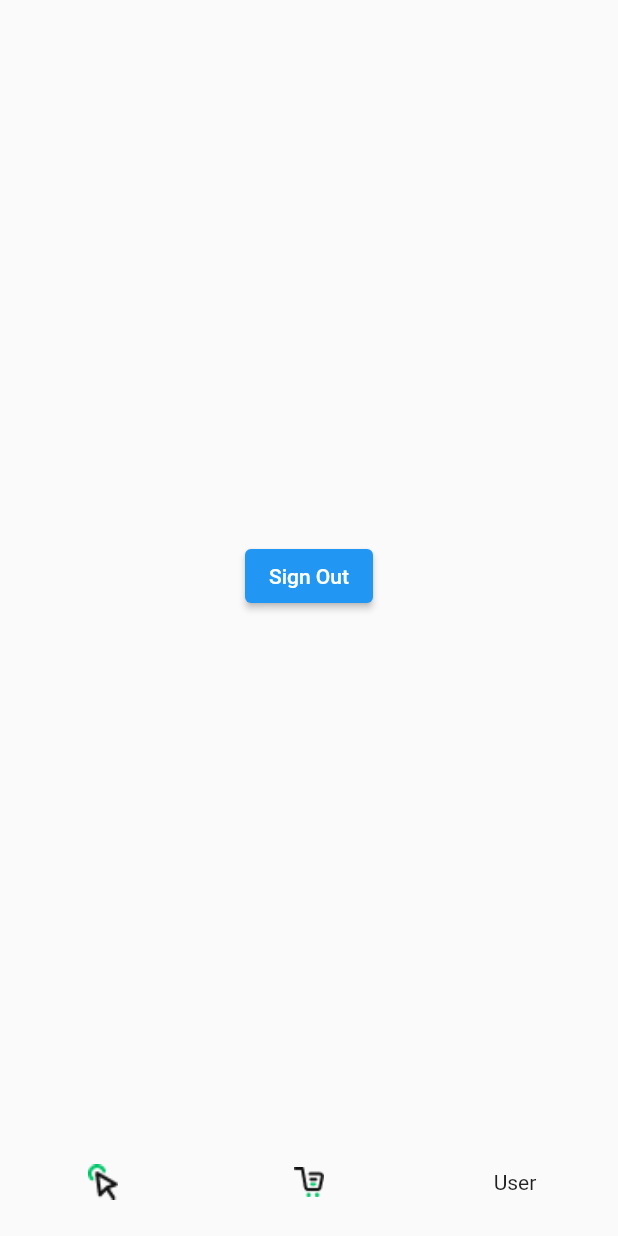
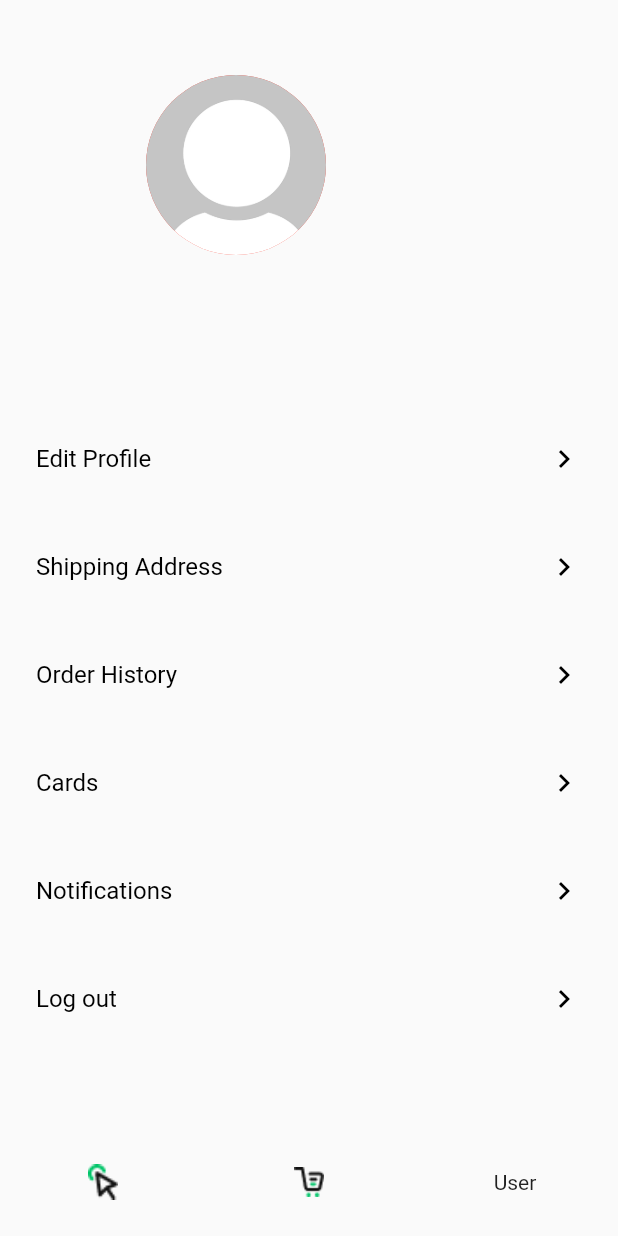
Before and after one commit to ahmadelbaz/BazStore, a Flutter app: the screen it shows once a user with an empty profile is signed in, item 3 of the bottom bar chosen, on a phone screen of 412 x 824 dp. Run offline on Flutter 3.47's test engine with Material 2 defaults, Android fonts, the phone set to English and light mode, and no system bars; our stand-ins replace cloud_firestore, firebase_auth, firebase_core, get, google_sign_in, shared_preferences and 1 more; accounts and stored records are empty; network calls fail.

Commit message:
profile view almost finished, added empty cart

```diff
--- a/lib/core/veiw_model/auth_view_model.dart
+++ b/lib/core/veiw_model/auth_view_model.dart
@@ -122,5 +122,7 @@ class AuthViewModel extends GetxController {
     setUser(userModel);
   }
 
-  void setUser(UserModel userModel) async {}
+  void setUser(UserModel userModel) async {
+    await localStorageData.setUser(userModel);
+  }
 }
--- a/lib/main.dart
+++ b/lib/main.dart
@@ -1,3 +1,4 @@
+import 'package:baz_store_new/core/veiw_model/home_view_model.dart';
 import 'package:baz_store_new/helper/binding.dart';
 import 'package:baz_store_new/view/control_view.dart';
 import 'package:firebase_core/firebase_core.dart';
@@ -11,6 +12,7 @@ void main() async {
   Binding().dependencies();
   await Firebase.initializeApp();
   Get.put(CartViewModel());
+  Get.put(HomeViewModel());
   // Get.put(ControlViewModel());
   // Get.find<CartViewModel>();
   runApp(MyApp());
--- a/lib/view/profile_view.dart
+++ b/lib/view/profile_view.dart
@@ -1,4 +1,6 @@
 import 'package:baz_store_new/core/veiw_model/profile_view_model.dart';
+import 'package:baz_store_new/view/widgets/custom_list_tile.dart';
+import 'package:baz_store_new/view/widgets/custom_text.dart';
 import 'package:flutter/material.dart';
 import 'package:get/get.dart';
 
@@ -11,12 +13,69 @@ class ProfileView extends StatelessWidget {
       init: ProfileViewModel(),
       builder: (controller) {
         return Scaffold(
-          body: Center(
-            child: ElevatedButton(
-                onPressed: () {
-                  controller.signOut();
-                },
-                child: const Text('Sign Out')),
+          body: Container(
+            padding: const EdgeInsets.only(top: 50),
+            child: SingleChildScrollView(
+              child: Column(
+                mainAxisAlignment: MainAxisAlignment.start,
+                children: [
+                  Row(
+                    mainAxisAlignment: MainAxisAlignment.spaceEvenly,
+                    children: [
+                      Container(
+                        width: 120,
+                        height: 120,
+                        decoration: BoxDecoration(
+                          color: Colors.red,
+                          borderRadius: const BorderRadius.all(
+                            Radius.circular(100),
+                          ),
+                          image: DecorationImage(
+                            image: controller.userModel.pic == null
+                                ? const AssetImage(
+                                    'assets/images/icons/avatar.png',
+                                  )
+                                : controller.userModel.pic == ''
+                                    ? const AssetImage(
+                                        'assets/images/icons/avatar.png',
+                                      ) as ImageProvider
+                                    : NetworkImage(
+                                        controller.userModel.pic,
+                                      ),
+                            fit: BoxFit.fill,
+                          ),
+                        ),
+                      ),
+                      Column(
+                        children: [
+                          CustomText(
+                            controller.userModel.name,
+                            24,
+                            color: Colors.black,
+                          ),
+                          CustomText(
+                            controller.userModel.email,
+                            16,
+                            color: Colors.black,
+                          ),
+                        ],
+                      ),
+                    ],
+                  ),
+                  const SizedBox(
+                    height: 100,
+                  ),
+                  CustomListTile('Edit Profile', () {}),
+                  CustomListTile('Shipping Address', () {}),
+                  CustomListTile('Order History', () {}),
+                  CustomListTile('Cards', () {}),
+                  CustomListTile('Notifications', () {}),
+                  CustomListTile('Log out', () {
+                    controller.signOut();
+                  }),
+                ],
+              ),
+            ),
           ),
         );
       },
--- /dev/null
+++ b/lib/view/widgets/custom_list_tile.dart
@@ -0,0 +1,34 @@
+import 'package:flutter/material.dart';
+
+import 'custom_text.dart';
+
+class CustomListTile extends StatelessWidget {
+  // const CustomListTile({Key? key}) : super(key: key);
+
+  String title = '';
+  Function onPress;
+
+  CustomListTile(this.title, this.onPress);
+
+  @override
+  Widget build(BuildContext context) {
+    return Container(
+      child: TextButton(
+        onPressed: () {
+          onPress();
+        },
+        child: ListTile(
+          title: CustomText(
+            title,
+            16,
+            alignment: Alignment.centerLeft,
+          ),
+          trailing: const Icon(
+            Icons.navigate_next,
+            color: Colors.black,
+          ),
+        ),
+      ),
+    );
+  }
+}
--- a/pubspec.yaml
+++ b/pubspec.yaml
@@ -75,6 +75,8 @@ flutter:
     - assets/images/icons/Icon_Cart.png
     - assets/images/icons/Icon_Explore.png
     - assets/images/icons/Icon_User.png
+    - assets/images/icons/avatar.png
+    - assets/images/icons/empty.jpg
 
   # An image asset can refer to one or more resolution-specific "variants", see
   # https://flutter.dev/assets-and-images/#resolution-aware.
```
Also changed, not shown: lib/core/veiw_model/profile_view_model.dart (+17 -0 lines), lib/view/cart_view.dart (+34 -14 lines), assets/images/icons/avatar.png (added), assets/images/icons/empty.jpg (added).
